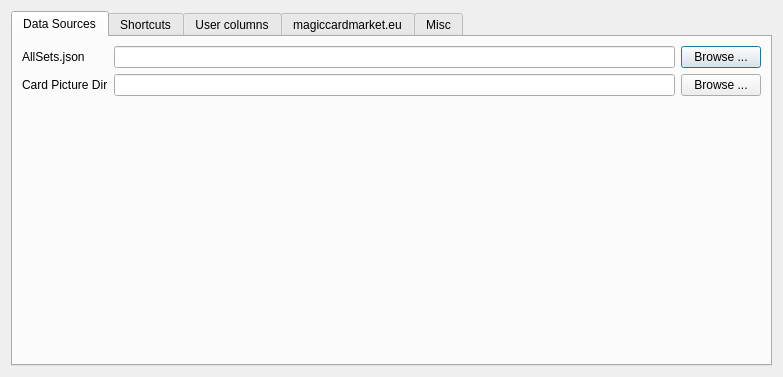
First picture: the form in mtgcards/optionsdialog.ui, repository stijnvermeir/mtgcards, before the edit.
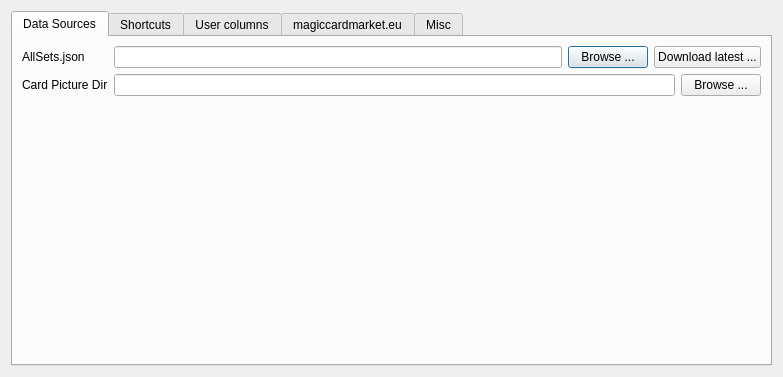
Second picture: the form after the edit. Icons and pictures are not drawn.

Commit message: Download from mtgjson.com

Patch:
```diff
--- a/mtgcards/optionsdialog.ui
+++ b/mtgcards/optionsdialog.ui
@@ -33,14 +33,14 @@
        <property name="fieldGrowthPolicy">
         <enum>QFormLayout::AllNonFixedFieldsGrow</enum>
        </property>
-       <item row="0" column="0">
+       <item row="1" column="0">
         <widget class="QLabel" name="label">
          <property name="text">
           <string>AllSets.json</string>
          </property>
         </widget>
        </item>
-       <item row="0" column="1">
+       <item row="1" column="1">
         <layout class="QHBoxLayout" name="horizontalLayout_3">
          <item>
           <widget class="QLineEdit" name="allSetsJsonTxt">
@@ -56,16 +56,23 @@
            </property>
           </widget>
          </item>
+         <item>
+          <widget class="QPushButton" name="downloadLatestBtn">
+           <property name="text">
+            <string>Download latest ...</string>
+           </property>
+          </widget>
+         </item>
         </layout>
        </item>
-       <item row="1" column="0">
+       <item row="2" column="0">
         <widget class="QLabel" name="label_2">
          <property name="text">
           <string>Card Picture Dir</string>
          </property>
         </widget>
        </item>
-       <item row="1" column="1">
+       <item row="2" column="1">
         <layout class="QHBoxLayout" name="horizontalLayout_4">
          <item>
           <widget class="QLineEdit" name="cardPictureDirTxt">
```
The commit also changes 6 other files.
